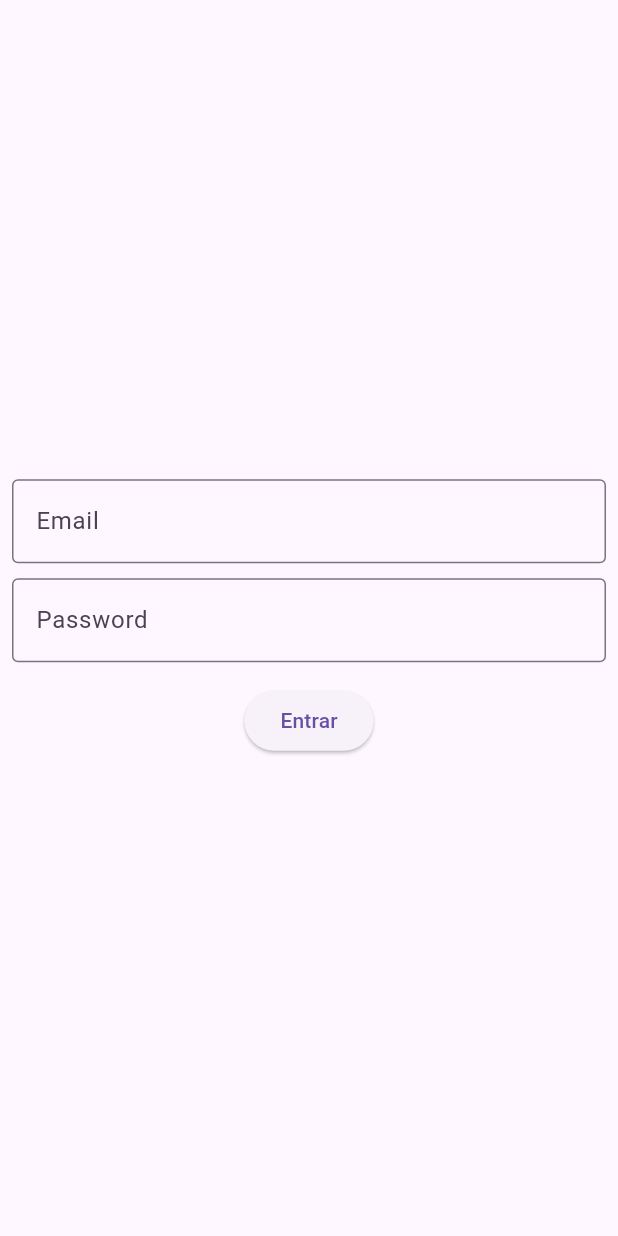
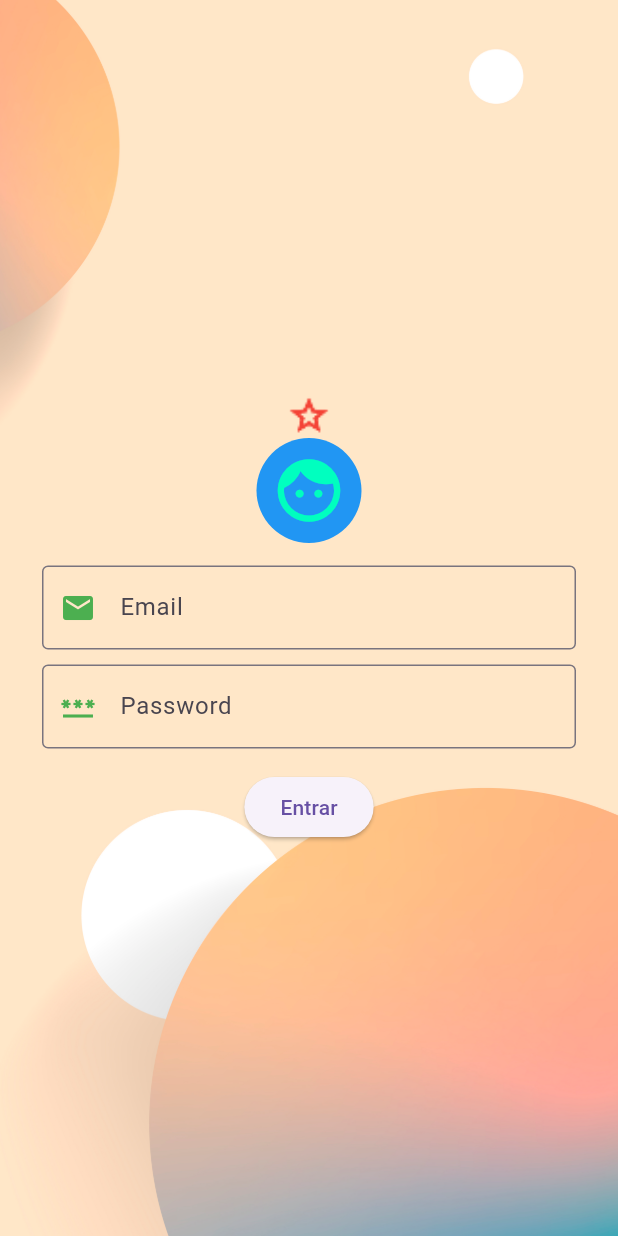
Before and after one commit to rhayonne/flutter_studies, a Flutter app: the screen it shows after launch, on a phone screen of 412 x 824 dp. Run offline on Flutter 3.47's test engine with Material 3 defaults, Android fonts, the phone set to English and light mode, and no system bars.

Commit message:
Stack, background e fit

```diff
--- a/hello_word/lib/login_page.dart
+++ b/hello_word/lib/login_page.dart
@@ -1,5 +1,4 @@
 import 'package:flutter/material.dart';
-import 'package:hello_word/home_page.dart';
 
 class LoginPage extends StatefulWidget {
   const LoginPage({super.key});
@@ -11,12 +10,10 @@ class LoginPage extends StatefulWidget {
 class _LoginPageState extends State<LoginPage> {
   String email = '';
   String password = '';
-  @override
-  Widget build(BuildContext context) {
-    return Scaffold(
-      // Para que o teclado na tela nao corte o botao, devemos usar o SingleChildScrollView, se nao for possivel usar o listview. ## importante, usar o Scaffold
-      // como é nesse caso que nao é uma lista mas sim uma simples pagina de login
-      body: SingleChildScrollView(
+
+  Widget _body() {
+    return SingleChildScrollView(
+      padding: const EdgeInsets.symmetric(horizontal: 20),
       child: SizedBox(
         // quando usamos o SingleChildScrollView, nao podemos usar double.infinity no width entao, usamos o context
         width: MediaQuery.of(
@@ -28,6 +25,34 @@ class _LoginPageState extends State<LoginPage> {
           child: Column(
             mainAxisAlignment: MainAxisAlignment.center,
             children: [
+              SizedBox(
+                height: 30,
+                width: 30,
+                child: Image.asset(
+                  'assets/images/startIcon.png',
+                  color: Colors.red,
+                  fit: BoxFit.contain,
+                ),
+              ),
+              SizedBox(
+                height: 70,
+                width: 70,
+                child: CircleAvatar(
+                  backgroundColor: Colors.blue,
+                  child: Icon(
+                    Icons.face,
+                    size: 50,
+                    color: const Color.fromARGB(255, 0, 255, 191),
+                  ),
+                ),
+              ),
+              SizedBox(height: 15),
+
+              // Image.network(
+              //   'https://images.unsplash.com/photo-1680355466468-bd0a68b11fa0?q=80&w=2630&auto=format&fit=crop&ixlib=rb-4.1.0&ixid=M3wxMjA3fDB8MHxwaG90by1wYWdlfHx8fGVufDB8fHx8fA%3D%3D',
+              //   width: 50,
+              //   height: 50,
+              // ),
               TextField(
                 onChanged: (value) {
                   email = value;
@@ -36,6 +61,7 @@ class _LoginPageState extends State<LoginPage> {
                 decoration: InputDecoration(
                   labelText: 'Email',
                   border: OutlineInputBorder(),
+                  prefixIcon: Icon(Icons.email, color: Colors.green),
                 ),
               ),
               SizedBox(height: 10),
@@ -47,6 +73,7 @@ class _LoginPageState extends State<LoginPage> {
                 decoration: InputDecoration(
                   labelText: 'Password',
                   border: OutlineInputBorder(),
+                  prefixIcon: Icon(Icons.password, color: Colors.green),
                 ),
               ),
               SizedBox(height: 15),
@@ -76,6 +103,26 @@ class _LoginPageState extends State<LoginPage> {
           ),
         ),
       ),
+    );
+  }
+
+  @override
+  Widget build(BuildContext context) {
+    return Scaffold(
+      // O stack é uma forma de pilha que vai empilhar em ordem os componentes de cima para baixo onde o ultimo sera posto por cima de tudo
+      body: Stack(
+        children: [
+          // Container(color: const Color.fromARGB(255, 80, 61, 60)),
+          SizedBox(
+            height: MediaQuery.of(context).size.height,
+            width: double.infinity,
+            child: Image.asset(
+              'assets/images/background.jpg',
+              fit: BoxFit.cover,
+            ),
+          ),
+          _body(),
+        ],
       ),
     );
   }
--- a/hello_word/pubspec.yaml
+++ b/hello_word/pubspec.yaml
@@ -58,8 +58,9 @@ flutter:
   uses-material-design: true
 
   # To add assets to your application, add an assets section, like this:
-  # assets:
-  #   - images/a_dot_burr.jpeg
+
+  assets:
+    - assets/images/
   #   - images/a_dot_ham.jpeg
 
   # An image asset can refer to one or more resolution-specific "variants", see
```
Also changed, not shown: hello_word/assets/images/background.jpg (added), hello_word/assets/images/startIcon.png (added). Lines whose indentation alone changed are shown as unchanged.
